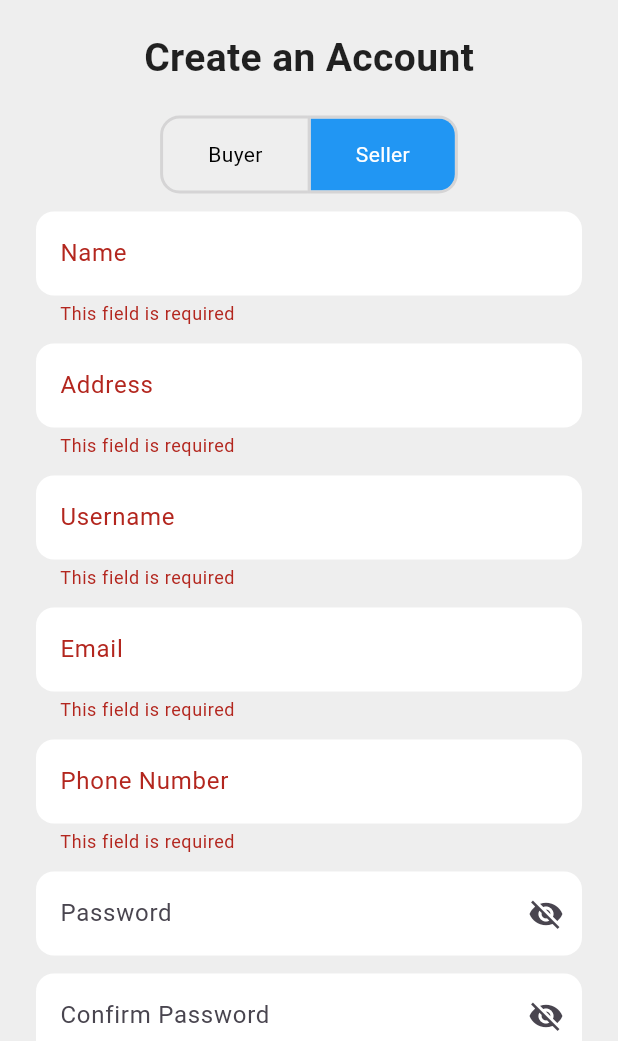
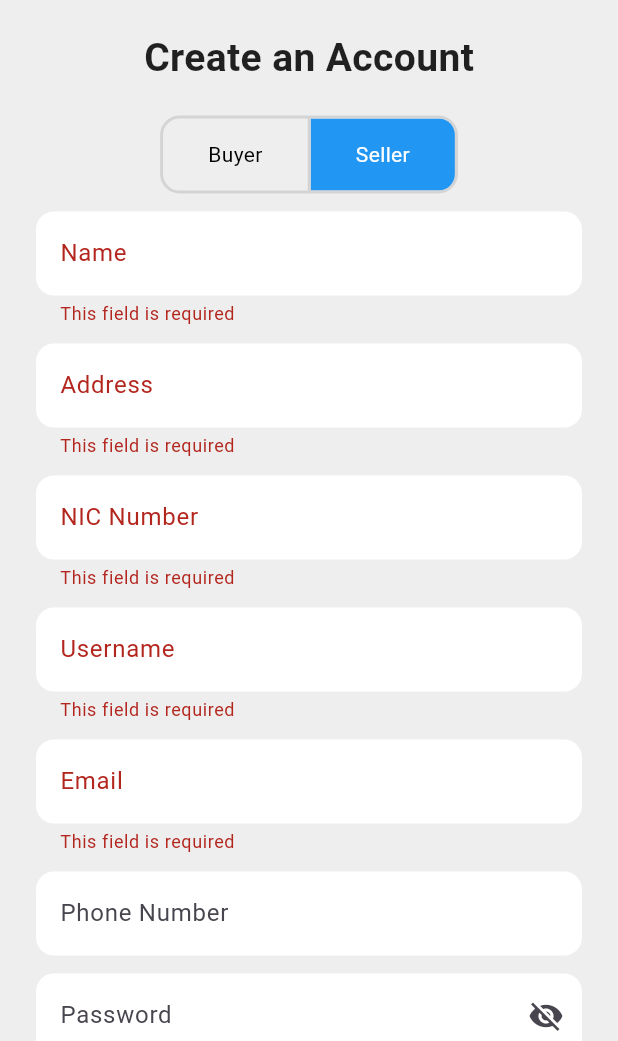
Before and after one commit to RensithUdara/gemhub_mobileapp, a Flutter app: the SignUpScreen screen opened directly, after a tap on "Register", after a tap on "Seller", on a phone screen of 412 x 824 dp, the part 195-1236 px from its top. Run offline on Flutter 3.47's test engine with Material 3 defaults, Android fonts, the phone set to English and light mode, and no system bars; our stand-ins replace animated_bottom_navigation_bar, carousel_slider, cloud_firestore, firebase_auth, firebase_core, firebase_storage and 4 more; accounts and stored records are empty.

Commit message:
refactor: replace SnackBars with custom dialogs for error handling in sign-up screen

```diff
--- a/lib/screens/auth_screens/signup_screen.dart
+++ b/lib/screens/auth_screens/signup_screen.dart
@@ -2,9 +2,10 @@ import 'package:cloud_firestore/cloud_firestore.dart';
 import 'package:firebase_auth/firebase_auth.dart';
 import 'package:flutter/material.dart';
 import 'package:gemhub/screens/auth_screens/login_screen.dart';
+import 'package:gemhub/widget/custom_dialog.dart'; // Import the new dialog
 
 class SignUpScreen extends StatefulWidget {
-  const SignUpScreen({Key? key}) : super(key: key);
+  const SignUpScreen({super.key});
 
   @override
   State<SignUpScreen> createState() => _SignUpScreenState();
@@ -23,6 +24,7 @@ class _SignUpScreenState extends State<SignUpScreen> {
       TextEditingController();
   final TextEditingController emailController = TextEditingController();
   final TextEditingController phoneNumberController = TextEditingController();
+  final TextEditingController nicController = TextEditingController();
 
   final FirebaseFirestore _firestore = FirebaseFirestore.instance;
   final FirebaseAuth _auth = FirebaseAuth.instance;
@@ -32,15 +34,17 @@ class _SignUpScreenState extends State<SignUpScreen> {
     if (!_formKey.currentState!.validate()) return;
 
     if (passwordController.text != confirmPasswordController.text) {
-      ScaffoldMessenger.of(context).showSnackBar(
-        const SnackBar(content: Text("Passwords do not match!")),
+      _showCustomDialog(
+        title: 'Error',
+        message: 'Passwords do not match!',
+        isError: true,
       );
       return;
     }
 
     try {
-      // Create user with Firebase Authentication
-      UserCredential userCredential = await _auth.createUserWithEmailAndPassword(
+      UserCredential userCredential =
+          await _auth.createUserWithEmailAndPassword(
         email: emailController.text.trim(),
         password: passwordController.text.trim(),
       );
@@ -50,51 +54,87 @@ class _SignUpScreenState extends State<SignUpScreen> {
         throw Exception("Failed to retrieve user ID after sign-up");
       }
 
-      // Prepare user data for Firestore
       Map<String, dynamic> userData = {
         'firebaseUid': userId,
         'username': usernameController.text.trim(),
         'email': emailController.text.trim(),
         'phoneNumber': phoneNumberController.text.trim(),
         'role': isBuyer ? 'buyer' : 'seller',
+        'isActive': isBuyer ? true : false,
       };
 
       if (!isBuyer) {
         userData.addAll({
           'displayName': displayNameController.text.trim(),
           'address': addressController.text.trim(),
+          'nicNumber': nicController.text.trim(),
         });
       }
 
-      // Write to the appropriate Firestore collection
       final String collectionName = isBuyer ? 'buyers' : 'sellers';
       await _firestore.collection(collectionName).doc(userId).set(userData);
 
-      // Show success message and navigate to login screen
-      ScaffoldMessenger.of(context).showSnackBar(
-        const SnackBar(content: Text("User registered successfully!")),
-      );
-      Navigator.pushReplacement(
-        context,
-        MaterialPageRoute(builder: (context) => const LoginScreen()),
-      );
-    } on FirebaseAuthException catch (e) {
-      ScaffoldMessenger.of(context).showSnackBar(
-        SnackBar(content: Text("Authentication Error: ${e.message}")),
-      );
-    } on FirebaseException catch (e) {
-      ScaffoldMessenger.of(context).showSnackBar(
-        SnackBar(content: Text("Firestore Error: ${e.message}")),
-      );
+      if (!isBuyer) {
+        _showActivationDialog();
+      } else {
+        _showCustomDialog(
+          title: 'Success',
+          message: 'User registered successfully!',
+          onConfirm: () => Navigator.pushReplacement(
+            context,
+            MaterialPageRoute(builder: (context) => const LoginScreen()),
+          ),
+        );
+      }
     } catch (e) {
-      ScaffoldMessenger.of(context).showSnackBar(
-        SnackBar(content: Text("Unexpected Error: $e")),
+      _showCustomDialog(
+        title: 'Error',
+        message: 'Error: $e',
+        isError: true,
       );
     }
   }
 
+  void _showActivationDialog() {
+    showDialog(
+      context: context,
+      barrierDismissible: false,
+      builder: (BuildContext context) {
+        return CustomDialog(
+          title: 'Account Created',
+          message:
+              'Your seller account has been created but is currently disabled. Please send your NIC photo and business registration to:\n\nWhatsApp: +94761155638\nEmail: gemhubmobile@gmail.com\n\nThe Admin will review and enable your account.',
+          onConfirm: () => Navigator.pushReplacement(
+            context,
+            MaterialPageRoute(builder: (context) => const LoginScreen()),
+          ),
+        );
+      },
+    );
+  }
+
+  void _showCustomDialog({
+    required String title,
+    required String message,
+    VoidCallback? onConfirm,
+    bool isError = false,
+  }) {
+    showDialog(
+      context: context,
+      builder: (BuildContext context) {
+        return CustomDialog(
+          title: title,
+          message: message,
+          onConfirm: onConfirm,
+          isError: isError,
+        );
+      },
+    );
+  }
+
   @override
   Widget build(BuildContext context) {
+    // ... (Rest of the build method remains unchanged)
     return Scaffold(
       backgroundColor: Colors.grey[200],
       body: Center(
@@ -120,6 +160,7 @@ class _SignUpScreenState extends State<SignUpScreen> {
                 _roleSelector(),
                 if (!isBuyer) _customTextField('Name', displayNameController),
                 if (!isBuyer) _customTextField('Address', addressController),
+                if (!isBuyer) _customTextField('NIC Number', nicController),
                 _customTextField('Username', usernameController),
                 _customTextField('Email', emailController),
                 _customTextField('Phone Number', phoneNumberController,
@@ -196,10 +237,11 @@ class _SignUpScreenState extends State<SignUpScreen> {
           ),
           suffixIcon: isPassword
               ? IconButton(
-                  icon: Icon(
-                      (label == 'Password' ? isPasswordVisible : isConfirmPasswordVisible)
-                          ? Icons.visibility
-                          : Icons.visibility_off),
+                  icon: Icon((label == 'Password'
+                          ? isPasswordVisible
+                          : isConfirmPasswordVisible)
+                      ? Icons.visibility
+                      : Icons.visibility_off),
                   onPressed: () => setState(() {
                     if (label == 'Password') {
                       isPasswordVisible = !isPasswordVisible;
@@ -225,6 +267,7 @@ class _SignUpScreenState extends State<SignUpScreen> {
     confirmPasswordController.dispose();
     emailController.dispose();
     phoneNumberController.dispose();
+    nicController.dispose();
     super.dispose();
   }
 }
```
